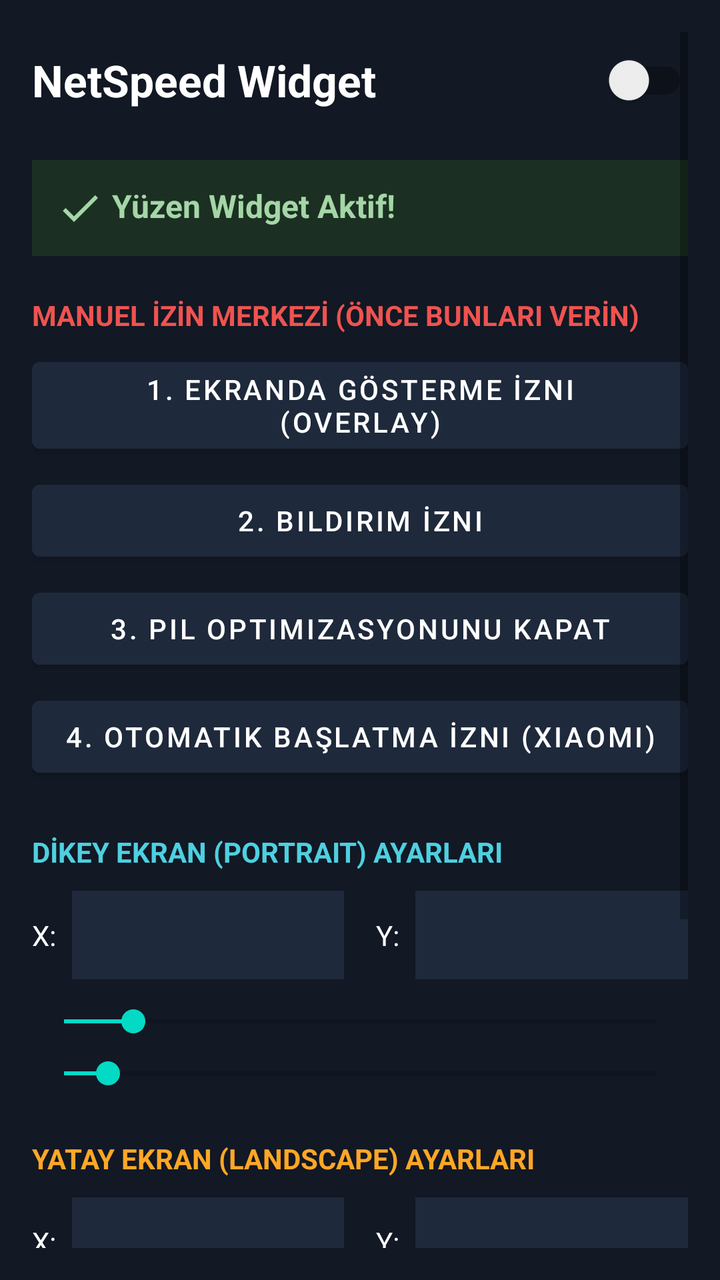
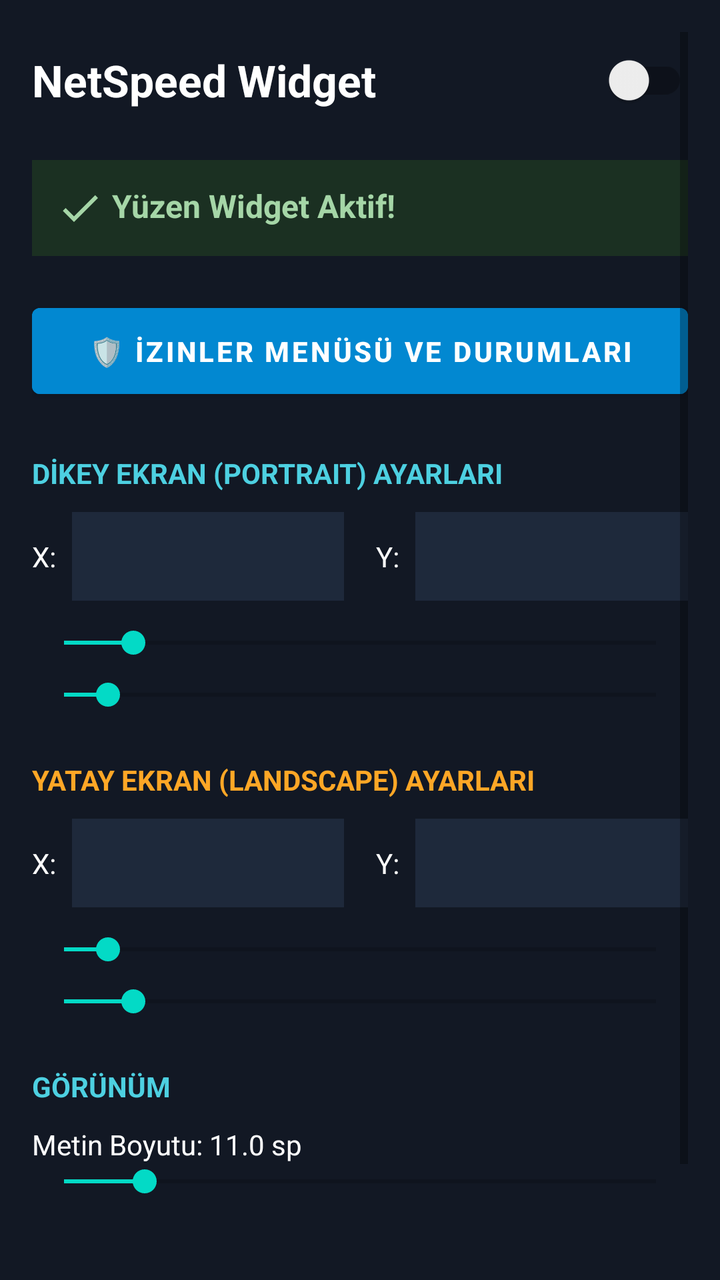

Two renders of the same Android screen: before a commit and after it. Below are the layout's source before the change and the commit's diff.
<!-- AndroidManifest.xml: application theme Theme.Netspeed -->
<!-- res/layout/activity_main.xml -->
<?xml version="1.0" encoding="utf-8"?>
<ScrollView xmlns:android="http://schemas.android.com/apk/res/android"
    android:layout_width="match_parent" android:layout_height="match_parent"
    android:background="#121824" android:padding="16dp">
    <LinearLayout android:layout_width="match_parent" android:layout_height="wrap_content" android:orientation="vertical">
        
        <LinearLayout android:layout_width="match_parent" android:layout_height="wrap_content" android:gravity="center_vertical" android:orientation="horizontal" android:paddingBottom="16dp">
            <TextView android:layout_width="0dp" android:layout_height="wrap_content" android:layout_weight="1" android:text="NetSpeed Widget" android:textColor="#FFFFFF" android:textSize="22sp" android:textStyle="bold" />
            <androidx.appcompat.widget.SwitchCompat android:id="@+id/switchWidgetToggle" android:layout_width="wrap_content" android:layout_height="wrap_content" />
        </LinearLayout>
        
        <TextView android:id="@+id/txtStatus" android:layout_width="match_parent" android:layout_height="wrap_content" android:background="#1B3022" android:drawableStart="@drawable/ic_check" android:padding="12dp" android:text=" Yüzen Widget Aktif!" android:textColor="#A5D6A7" android:textSize="16sp" android:textStyle="bold" />
        
        
        <TextView android:layout_width="wrap_content" android:layout_height="wrap_content" android:layout_marginTop="20dp" android:text="MANUEL İZİN MERKEZİ (ÖNCE BUNLARI VERİN)" android:textColor="#EF5350" android:textStyle="bold" />
        
        <Button android:id="@+id/btnOverlay" android:layout_width="match_parent" android:layout_height="wrap_content" android:layout_marginTop="8dp" android:text="1. Ekranda Gösterme İzni (Overlay)" android:backgroundTint="#1E293B" android:textColor="#FFFFFF" />
        <Button android:id="@+id/btnNotification" android:layout_width="match_parent" android:layout_height="wrap_content" android:layout_marginTop="6dp" android:text="2. Bildirim İzni" android:backgroundTint="#1E293B" android:textColor="#FFFFFF" />
        <Button android:id="@+id/btnBattery" android:layout_width="match_parent" android:layout_height="wrap_content" android:layout_marginTop="6dp" android:text="3. Pil Optimizasyonunu Kapat" android:backgroundTint="#1E293B" android:textColor="#FFFFFF" />
        <Button android:id="@+id/btnAutoStart" android:layout_width="match_parent" android:layout_height="wrap_content" android:layout_marginTop="6dp" android:text="4. Otomatik Başlatma İzni (Xiaomi)" android:backgroundTint="#1E293B" android:textColor="#FFFFFF" />

        
        <TextView android:layout_width="wrap_content" android:layout_height="wrap_content" android:layout_marginTop="24dp" android:text="DİKEY EKRAN (PORTRAIT) AYARLARI" android:textColor="#4DD0E1" android:textStyle="bold" />
        
        <LinearLayout android:layout_width="match_parent" android:layout_height="wrap_content" android:orientation="horizontal" android:layout_marginTop="10dp" android:gravity="center_vertical">
            <TextView android:layout_width="wrap_content" android:layout_height="wrap_content" android:text="X:" android:textColor="#FFFFFF" />
            <EditText android:id="@+id/etPortX" android:layout_width="0dp" android:layout_height="wrap_content" android:layout_weight="1" android:inputType="numberSigned" android:textColor="#FFFFFF" android:background="#1E293B" android:padding="10dp" android:layout_marginStart="8dp" android:textAlignment="center"/>
            <TextView android:layout_width="wrap_content" android:layout_height="wrap_content" android:text="Y:" android:textColor="#FFFFFF" android:layout_marginStart="16dp"/>
            <EditText android:id="@+id/etPortY" android:layout_width="0dp" android:layout_height="wrap_content" android:layout_weight="1" android:inputType="numberSigned" android:textColor="#FFFFFF" android:background="#1E293B" android:padding="10dp" android:layout_marginStart="8dp" android:textAlignment="center"/>
        </LinearLayout>
        
        <SeekBar android:id="@+id/seekBarPortX" android:layout_width="match_parent" android:layout_height="wrap_content" android:layout_marginTop="12dp" android:min="-200" android:max="1500" />
        <SeekBar android:id="@+id/seekBarPortY" android:layout_width="match_parent" android:layout_height="wrap_content" android:layout_marginTop="8dp" android:min="-200" android:max="2500" />

        
        <TextView android:layout_width="wrap_content" android:layout_height="wrap_content" android:layout_marginTop="24dp" android:text="YATAY EKRAN (LANDSCAPE) AYARLARI" android:textColor="#FFA726" android:textStyle="bold" />
        
        <LinearLayout android:layout_width="match_parent" android:layout_height="wrap_content" android:orientation="horizontal" android:layout_marginTop="10dp" android:gravity="center_vertical">
            <TextView android:layout_width="wrap_content" android:layout_height="wrap_content" android:text="X:" android:textColor="#FFFFFF" />
            <EditText android:id="@+id/etLandX" android:layout_width="0dp" android:layout_height="wrap_content" android:layout_weight="1" android:inputType="numberSigned" android:textColor="#FFFFFF" android:background="#1E293B" android:padding="10dp" android:layout_marginStart="8dp" android:textAlignment="center"/>
            <TextView android:layout_width="wrap_content" android:layout_height="wrap_content" android:text="Y:" android:textColor="#FFFFFF" android:layout_marginStart="16dp"/>
            <EditText android:id="@+id/etLandY" android:layout_width="0dp" android:layout_height="wrap_content" android:layout_weight="1" android:inputType="numberSigned" android:textColor="#FFFFFF" android:background="#1E293B" android:padding="10dp" android:layout_marginStart="8dp" android:textAlignment="center"/>
        </LinearLayout>

        <SeekBar android:id="@+id/seekBarLandX" android:layout_width="match_parent" android:layout_height="wrap_content" android:layout_marginTop="12dp" android:min="-200" android:max="2500" />
        <SeekBar android:id="@+id/seekBarLandY" android:layout_width="match_parent" android:layout_height="wrap_content" android:layout_marginTop="8dp" android:min="-200" android:max="1500" />
        
        
        <TextView android:layout_width="wrap_content" android:layout_height="wrap_content" android:layout_marginTop="24dp" android:text="GÖRÜNÜM" android:textColor="#4DD0E1" android:textStyle="bold" />
        <TextView android:id="@+id/lblTextSize" android:layout_width="wrap_content" android:layout_height="wrap_content" android:layout_marginTop="10dp" android:text="Metin Boyutu: 11.0 sp" android:textColor="#FFFFFF" />
        <SeekBar android:id="@+id/seekBarTextSize" android:layout_width="match_parent" android:layout_height="wrap_content" android:max="30" android:min="8" android:progress="11" />
        
        <LinearLayout android:layout_width="match_parent" android:layout_height="wrap_content" android:layout_marginTop="20dp" android:gravity="center_vertical" android:orientation="horizontal" android:paddingBottom="20dp">
            <TextView android:layout_width="0dp" android:layout_height="wrap_content" android:layout_weight="1" android:text="Dokunmayı Alt Ekrana Geçir" android:textColor="#FFFFFF" />
            <androidx.appcompat.widget.SwitchCompat android:id="@+id/switchTouchThrough" android:layout_width="wrap_content" android:layout_height="wrap_content" />
        </LinearLayout>
    </LinearLayout>
</ScrollView>
<!-- resources referenced by this layout -->
<resources>
  <!-- drawable ic_check (drawable) -->
  <vector xmlns:android="http://schemas.android.com/apk/res/android"
      android:width="24dp" android:height="24dp"
      android:viewportWidth="24" android:viewportHeight="24">
      <path android:fillColor="#A5D6A7" android:pathData="M9,16.17 L4.83,12 l-1.42,1.41 L9,19 21,7 l-1.41,-1.41 z"/>
  </vector>
  <style name="Theme.Netspeed" parent="Theme.MaterialComponents.DayNight.NoActionBar">
          <item name="android:statusBarColor">#121824</item>
      </style>
</resources>

<!-- the commit's change to res/layout/activity_main.xml (unified diff, before → after) -->
@@ -12,12 +12,7 @@
         <TextView android:id="@+id/txtStatus" android:layout_width="match_parent" android:layout_height="wrap_content" android:background="#1B3022" android:drawableStart="@drawable/ic_check" android:padding="12dp" android:text=" Yüzen Widget Aktif!" android:textColor="#A5D6A7" android:textSize="16sp" android:textStyle="bold" />
         
         
-        <TextView android:layout_width="wrap_content" android:layout_height="wrap_content" android:layout_marginTop="20dp" android:text="MANUEL İZİN MERKEZİ (ÖNCE BUNLARI VERİN)" android:textColor="#EF5350" android:textStyle="bold" />
-        
-        <Button android:id="@+id/btnOverlay" android:layout_width="match_parent" android:layout_height="wrap_content" android:layout_marginTop="8dp" android:text="1. Ekranda Gösterme İzni (Overlay)" android:backgroundTint="#1E293B" android:textColor="#FFFFFF" />
-        <Button android:id="@+id/btnNotification" android:layout_width="match_parent" android:layout_height="wrap_content" android:layout_marginTop="6dp" android:text="2. Bildirim İzni" android:backgroundTint="#1E293B" android:textColor="#FFFFFF" />
-        <Button android:id="@+id/btnBattery" android:layout_width="match_parent" android:layout_height="wrap_content" android:layout_marginTop="6dp" android:text="3. Pil Optimizasyonunu Kapat" android:backgroundTint="#1E293B" android:textColor="#FFFFFF" />
-        <Button android:id="@+id/btnAutoStart" android:layout_width="match_parent" android:layout_height="wrap_content" android:layout_marginTop="6dp" android:text="4. Otomatik Başlatma İzni (Xiaomi)" android:backgroundTint="#1E293B" android:textColor="#FFFFFF" />
+        <Button android:id="@+id/btnOpenPermissions" android:layout_width="match_parent" android:layout_height="wrap_content" android:layout_marginTop="20dp" android:text="🛡️ İzinler Menüsü ve Durumları" android:backgroundTint="#0288D1" android:textColor="#FFFFFF" android:textStyle="bold" android:padding="12dp"/>
 
         
         <TextView android:layout_width="wrap_content" android:layout_height="wrap_content" android:layout_marginTop="24dp" android:text="DİKEY EKRAN (PORTRAIT) AYARLARI" android:textColor="#4DD0E1" android:textStyle="bold" />
